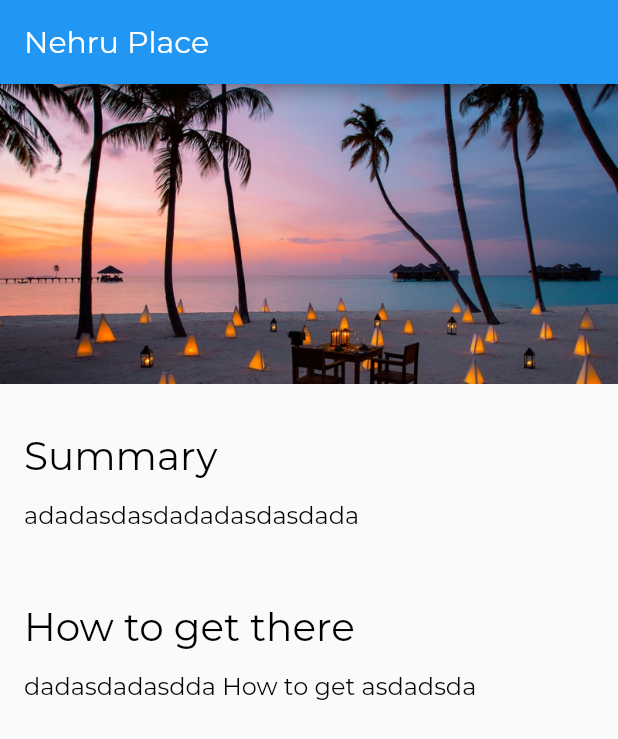
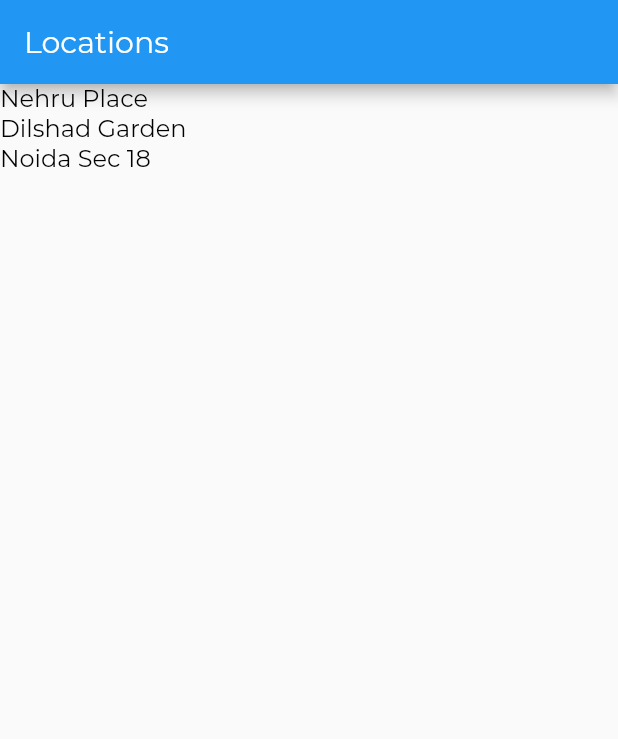
Before and after one commit to akshatsingh1718/destination-flutter, a Flutter app: the screen it shows after launch, on a phone screen of 412 x 824 dp. Shown: the top 739 px of the screen. Run offline on Flutter 3.47's test engine with Material 2 defaults, Android fonts, the phone set to English and light mode, and no system bars.

```diff
--- a/lib/app.dart
+++ b/lib/app.dart
@@ -1,12 +1,41 @@
 import 'package:flutter/material.dart';
 import 'screens/location_detail/location_detail.dart';
 import './style.dart';
+import './screens/locations/locations.dart';
+
+// Constant's for location path or route
+const LocationRoute = '/';
+const LocationDetailRoute = '/location_detail';
 
 class App extends StatelessWidget {
   @override
   Widget build(BuildContext context) {
     return MaterialApp(
-      theme: ThemeData(
+      onGenerateRoute: _routes(),
+      theme: _theme(),
+    );
+  }
+
+  RouteFactory _routes() {
+    return (settings) {
+      final Map<String, dynamic> arguments = settings.arguments;
+      Widget screen;
+      switch (settings.name) {
+        case LocationRoute:
+          screen = Locations();
+          break;
+        case LocationDetailRoute:
+          screen = LocationDetail(arguments['id']);
+          break;
+        default:
+          return null;
+      }
+      return MaterialPageRoute(builder: (BuildContext context) => screen);
+    };
+  }
+
+  ThemeData _theme() {
+    return ThemeData(
       appBarTheme: AppBarTheme(
         textTheme: TextTheme(title: AppBarTextStyle),
       ),
@@ -14,8 +43,6 @@ class App extends StatelessWidget {
         title: TitleTextStyle,
         body1: Body1TextStyle,
       ),
-      ),
-      home: LocationDetail(),
     );
   }
 }
--- a/lib/models/location.dart
+++ b/lib/models/location.dart
@@ -1,18 +1,38 @@
 import './location_fact.dart';
 
 class Location {
+  final int id;
   String name;
   String imagePath;
   final List<LocationFact> facts;
 
-  Location(this.name, this.imagePath, this.facts);
+  Location(this.id, this.name, this.imagePath, this.facts);
 
+  // Here static is used fot calling fetchAll() using class name Location.fetchAll()
   static List<Location> fetchAll() {
     return [
-      Location('Nehru Place', 'assets/images/dest.jpg', [
+      Location(1, 'Nehru Place', 'assets/images/dest.jpg', [
+        LocationFact('Summary', 'adadasdasdadadasdasdada'),
+        LocationFact('How to get there', 'dadasdadasdda How to get asdadsda'),
+      ]),
+      Location(2, 'Dilshad Garden', 'assets/images/dest2.jpg', [
+        LocationFact('Summary', 'adadasdasdadadasdasdada'),
+        LocationFact('How to get there', 'dadasdadasdda How to get asdadsda'),
+      ]),
+      Location(3, 'Noida Sec 18', 'assets/images/dest3.jpg', [
         LocationFact('Summary', 'adadasdasdadadasdasdada'),
         LocationFact('How to get there', 'dadasdadasdda How to get asdadsda'),
       ]),
     ];
   }
+
+  static Location fetchById(int locationId) {
+    List<Location> locations = Location.fetchAll();
+
+    for (var i = 0; i < locations.length; i++) {
+      if (locations[i].id == locationId) {
+        return locations[i];
+      }
+    }
+  }
 }
--- a/lib/screens/location_detail/location_detail.dart
+++ b/lib/screens/location_detail/location_detail.dart
@@ -4,10 +4,13 @@ import './text_section.dart';
 import '../../models/location.dart';
 
 class LocationDetail extends StatelessWidget {
+  final int _locationId;
+
+  LocationDetail(this._locationId);
+
   @override
   Widget build(BuildContext context) {
-    final locations = Location.fetchAll();
-    final location = locations.first;
+    final location = Location.fetchById(_locationId);
 
     return Scaffold(
       appBar: AppBar(
@@ -25,7 +28,7 @@ class LocationDetail extends StatelessWidget {
          */
           crossAxisAlignment: CrossAxisAlignment.stretch,
           children: [
-            ImageBanner("assets/images/dest.jpg"),
+            ImageBanner(location.imagePath),
             // using cascade to add iterable list in the end of children's list
           ]..addAll(textSections(location))),
     );
--- /dev/null
+++ b/lib/screens/locations/locations.dart
@@ -0,0 +1,34 @@
+import 'package:flutter/material.dart';
+import '../../app.dart';
+import '../../models/location.dart';
+
+class Locations extends StatelessWidget {
+  @override
+  Widget build(BuildContext context) {
+    final locations = Location.fetchAll();
+
+    return Scaffold(
+      appBar: AppBar(
+        title: Text('Locations'),
+      ),
+      body: ListView(
+        children: locations
+            .map((location) => GestureDetector(
+                  child: Text(location.name),
+                  onTap: () => _onLocationTap(context, location.id),
+                ))
+            .toList(),
+      ),
+    );
+  }
+
+  void _onLocationTap(BuildContext context, int locationId) {
+    Navigator.pushNamed(
+      context,
+      LocationDetailRoute,
+      arguments: {
+        'id': locationId,
+      },
+    );
+  }
+}
```
Also changed, not shown: assets/images/dest3.jpg (added). Lines whose indentation alone changed are shown as unchanged.
